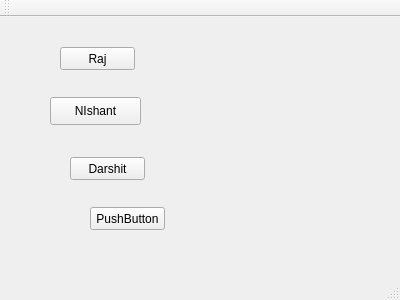
Before: the Qt Designer form ProjectZero/mainwindow.ui in nishantpai/ProjectZero, drawn with Qt 5.
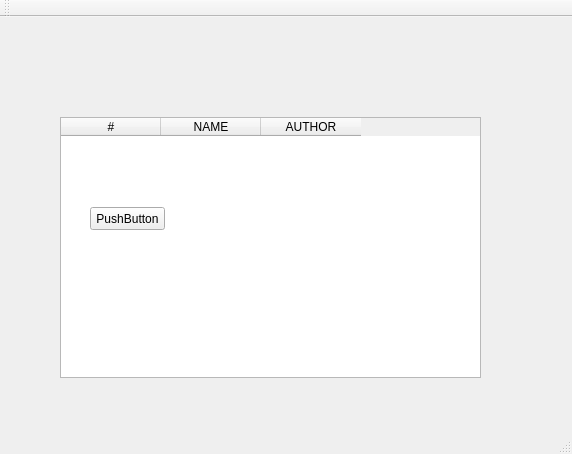
After: the same form once the commit is applied.

The edit to the form file:
```diff
--- a/ProjectZero/mainwindow.ui
+++ b/ProjectZero/mainwindow.ui
@@ -6,52 +6,38 @@
    <rect>
     <x>0</x>
     <y>0</y>
-    <width>400</width>
-    <height>300</height>
+    <width>572</width>
+    <height>454</height>
    </rect>
   </property>
   <property name="windowTitle">
    <string>MainWindow</string>
   </property>
   <widget class="QWidget" name="centralWidget">
-   <widget class="QPushButton" name="pushButton">
+   <widget class="QTableWidget" name="tableWidget">
     <property name="geometry">
      <rect>
       <x>60</x>
-      <y>30</y>
-      <width>75</width>
-      <height>23</height>
+      <y>100</y>
+      <width>421</width>
+      <height>261</height>
      </rect>
     </property>
+    <column>
     <property name="text">
-     <string>Raj</string>
-    </property>
-   </widget>
-   <widget class="QPushButton" name="pushButton_2">
-    <property name="geometry">
-     <rect>
-      <x>50</x>
-      <y>80</y>
-      <width>91</width>
-      <height>28</height>
-     </rect>
-    </property>
+      <string>#</string>
+     </property>
+    </column>
+    <column>
     <property name="text">
-     <string>NIshant</string>
-    </property>
-   </widget>
-   <widget class="QPushButton" name="pushButton_3">
-    <property name="geometry">
-     <rect>
-      <x>70</x>
-      <y>140</y>
-      <width>75</width>
-      <height>23</height>
-     </rect>
-    </property>
+      <string>NAME</string>
+     </property>
+    </column>
+    <column>
     <property name="text">
-     <string>Darshit</string>
-    </property>
+      <string>AUTHOR</string>
+     </property>
+    </column>
    </widget>
    <widget class="QPushButton" name="pushButton_4">
     <property name="geometry">
```
Left out of the diff: 2 changed lines with no effect on the pictures. Lines whose indentation alone changed are shown as unchanged.
